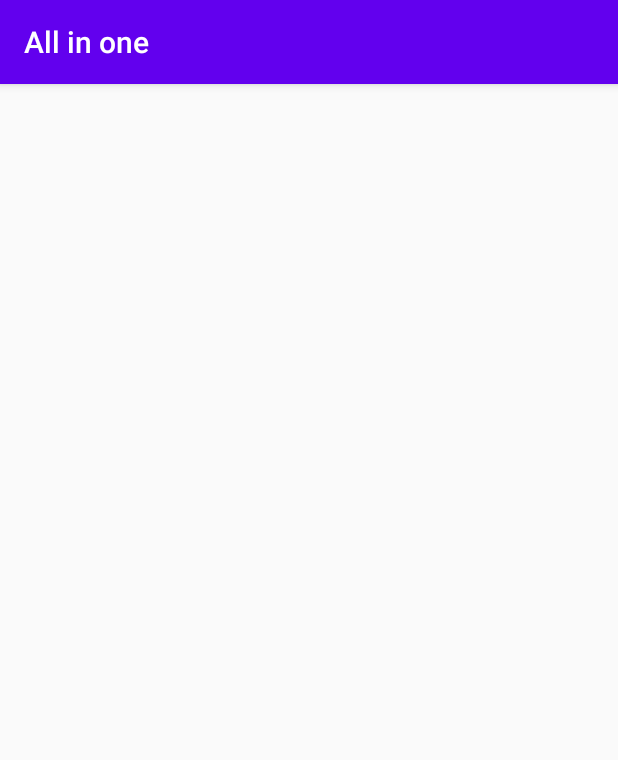
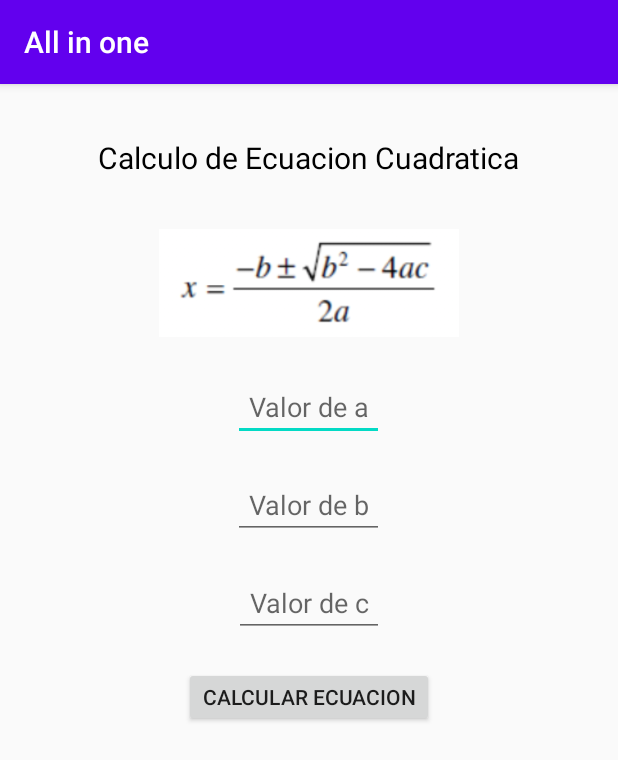
Before and after one commit to EduarRugamas/All-in-one-devexpertos, an Android app: the Ejercicio_1 screen opened directly, with no data from a screen before it, on a phone screen of 412 x 824 dp. Shown: the top 760 px of the screen. Run offline under Robolectric (Android 15) with nearby library versions, the phone set to English and light mode, and no system bars.

Commit message:
Agregando diseno de ejercicio #1 calculo de ecuacion cuadratica

```diff
--- a/app/src/main/java/com/devexpertos/allinone/Home/MainActivity.kt
+++ b/app/src/main/java/com/devexpertos/allinone/Home/MainActivity.kt
@@ -29,11 +29,5 @@ class MainActivity : AppCompatActivity() {
             startActivity(salario)
         }
 
-
-
-
-
-
-
     }
 }
--- a/app/src/main/res/layout/activity_ejercicio_1.xml
+++ b/app/src/main/res/layout/activity_ejercicio_1.xml
@@ -1,9 +1,87 @@
 <?xml version="1.0" encoding="utf-8"?>
-<androidx.constraintlayout.widget.ConstraintLayout xmlns:android="http://schemas.android.com/apk/res/android"
+<LinearLayout xmlns:android="http://schemas.android.com/apk/res/android"
     xmlns:app="http://schemas.android.com/apk/res-auto"
     xmlns:tools="http://schemas.android.com/tools"
     android:layout_width="match_parent"
     android:layout_height="match_parent"
+    android:orientation="vertical"
     tools:context=".Ecuacion_Cuadratica.Ejercicio_1">
 
-</androidx.constraintlayout.widget.ConstraintLayout>
+    <TextView
+        android:layout_width="wrap_content"
+        android:layout_height="wrap_content"
+        android:text="@string/ecuacion"
+        android:layout_marginTop="35dp"
+        android:layout_gravity="center"
+        android:textColor="@color/black"
+        android:textSize="20sp"
+        />
+    <androidx.appcompat.widget.AppCompatImageView
+        android:layout_width="200dp"
+        android:layout_height="80dp"
+        android:src="@drawable/image2"
+        android:layout_gravity="center"
+        android:layout_marginTop="30dp"
+        android:background="@color/transparente"
+        />
+
+    <EditText
+        android:id="@+id/valorA"
+        android:layout_width="wrap_content"
+        android:layout_height="45dp"
+        android:hint="@string/valorA"
+        android:inputType="number"
+        android:textAlignment="center"
+        android:layout_gravity="center"
+        android:layout_marginTop="20dp"
+        android:padding="10dp"
+        />
+
+    <EditText
+        android:id="@+id/valorB"
+        android:layout_width="wrap_content"
+        android:layout_height="45dp"
+        android:hint="@string/valorB"
+        android:inputType="number"
+        android:textAlignment="center"
+        android:layout_gravity="center"
+        android:layout_marginTop="20dp"
+        android:padding="10dp"
+        />
+
+    <EditText
+        android:id="@+id/valorC"
+        android:layout_width="wrap_content"
+        android:layout_height="45dp"
+        android:hint="@string/valorC"
+        android:inputType="number"
+        android:textAlignment="center"
+        android:layout_gravity="center"
+        android:layout_marginTop="20dp"
+        android:padding="10dp"
+        />
+    <Button
+        android:id="@+id/calcularEcuacion"
+        android:layout_width="wrap_content"
+        android:layout_height="40dp"
+        android:textAlignment="center"
+        android:text="@string/Btn_calcular"
+        android:layout_gravity="center"
+        android:layout_marginTop="20dp"
+        />
+
+    <TextView
+        android:id="@+id/resultado"
+        android:layout_width="wrap_content"
+        android:layout_height="wrap_content"
+        tools:text="Resultado"
+        android:layout_gravity="center"
+        android:layout_marginTop="15dp"
+        android:textSize="25sp"
+        android:textColor="@color/black"
+        />
+
+
+
+
+</LinearLayout>
--- a/app/src/main/res/values/colors.xml
+++ b/app/src/main/res/values/colors.xml
@@ -3,4 +3,7 @@
     <color name="colorPrimary">#6200EE</color>
     <color name="colorPrimaryDark">#3700B3</color>
     <color name="colorAccent">#03DAC5</color>
+    <color name="transparente">#00FFFFFF</color>
+    <color name="black">#000000</color>
+    <color name="white">#FFFFFF</color>
 </resources>
--- a/app/src/main/res/values/strings.xml
+++ b/app/src/main/res/values/strings.xml
@@ -3,4 +3,11 @@
     <string name="ecuacion">Calculo de Ecuacion Cuadratica</string>
     <string name="votos">Votacion</string>
     <string name="salario">Calculo de Salario</string>
+
+    <string name="valorA">Valor de a</string>
+    <string name="valorB">Valor de b</string>
+    <string name="valorC">Valor de c</string>
+    <string name="Btn_calcular">Calcular Ecuacion</string>
+
+
 </resources>
```
